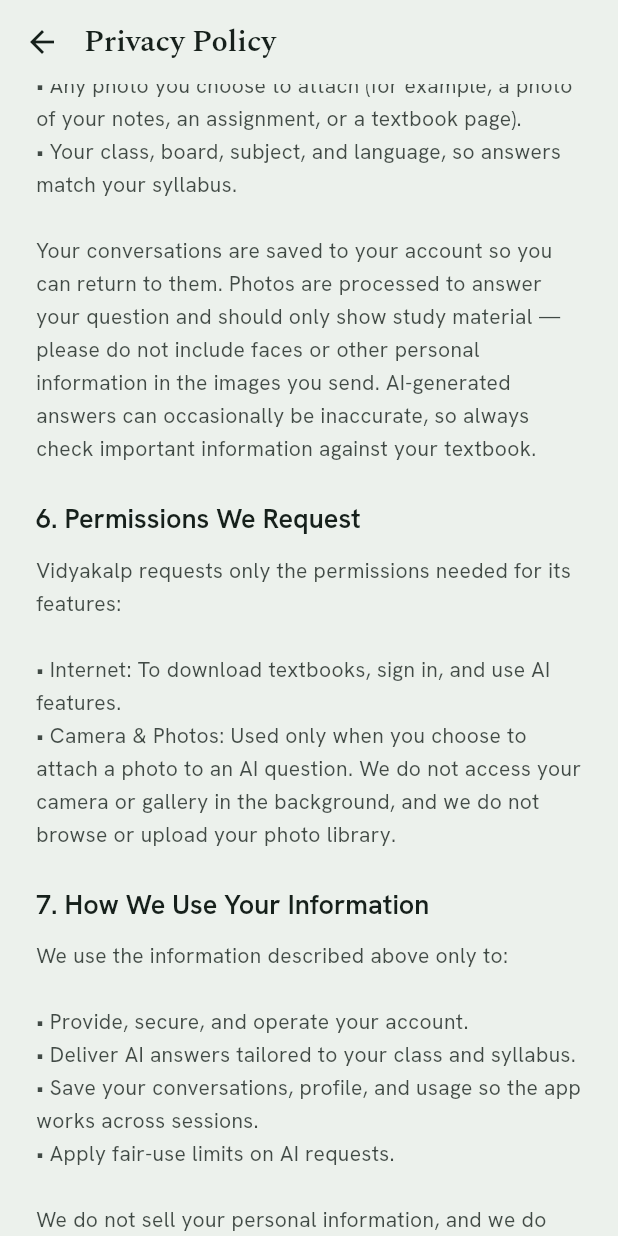
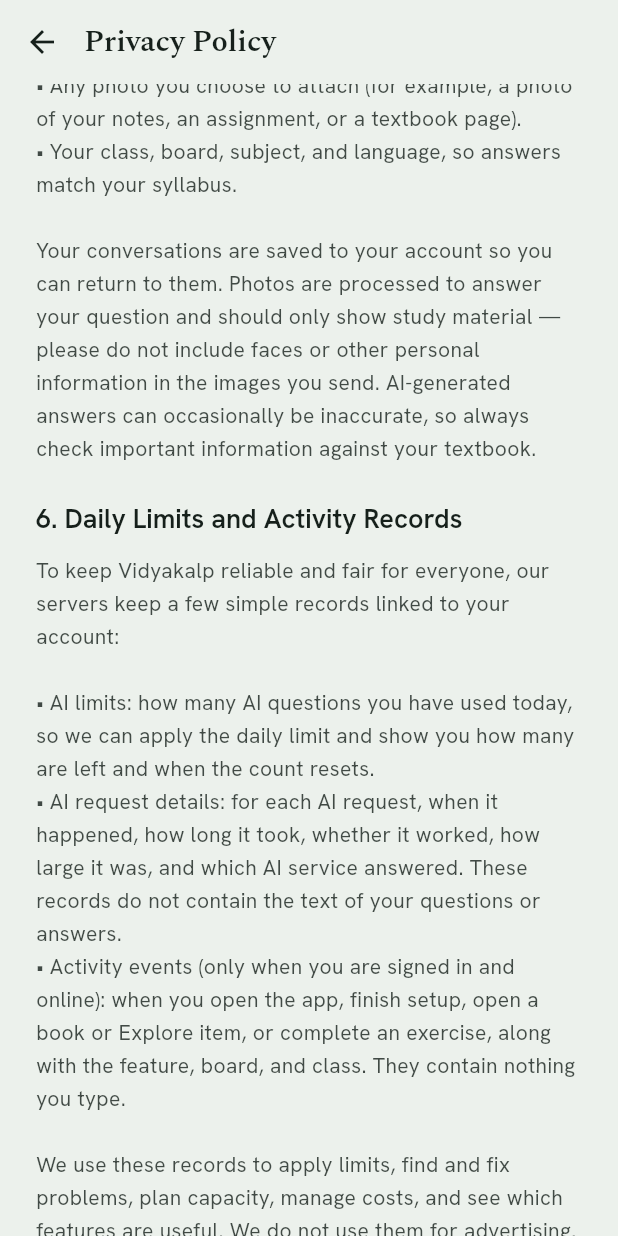
Before and after one commit to rudra273/vidyalaya, a Flutter app: the PrivacyPolicyScreen screen opened by its route, scrolled down 1728 dp, on a phone screen of 412 x 824 dp. Run offline on Flutter 3.47's test engine with Material 3 defaults, Android fonts, the phone set to English and light mode, and no system bars; our stand-ins replace file_picker, firebase_auth, firebase_core, firebase_crashlytics, flutter_markdown, flutter_riverpod and 12 more; missing offline and left inert: flutter_math_fork, flutter_pdfview, in_app_update, markdown; accounts and stored records are empty.

Commit message:
1.2.0: new version, updated privacy policy
Bump to 1.2.0+8. Privacy policy (effective October 17, 2026) now covers
daily limits and activity records, Plus requests, Firebase Crashlytics crash
reports, the AI model providers and the removed advertising ID. Rename the
proguard header comment to Vidyakalp.

Co-Authored-By: Claude Sonnet 5.5 <noreply@anthropic.com>

```diff
--- a/lib/app/app_info.dart
+++ b/lib/app/app_info.dart
@@ -1,3 +1,3 @@
 /// Version shown to students in Settings and About. Keep in step with the
 /// `version:` line in pubspec.yaml (a test checks this).
-const kAppVersionName = '1.1.1';
+const kAppVersionName = '1.2.0';
--- a/lib/screens/profile/privacy_policy_screen.dart
+++ b/lib/screens/profile/privacy_policy_screen.dart
@@ -32,7 +32,7 @@ class PrivacyPolicyScreen extends StatelessWidget {
             ),
             const SizedBox(height: 8),
             Text(
-              'Effective Date: June 17, 2026',
+              'Effective Date: October 17, 2026',
               style: theme.textTheme.bodySmall?.copyWith(
                 color: cs.onSurface.withValues(alpha: 0.6),
               ),
@@ -91,69 +91,94 @@ class PrivacyPolicyScreen extends StatelessWidget {
 
             _buildSection(
               theme,
-              title: '6. Permissions We Request',
+              title: '6. Daily Limits and Activity Records',
               content:
-                  'Vidyakalp requests only the permissions needed for its features:\n\n'
-                  '• Internet: To download textbooks, sign in, and use AI features.\n'
-                  '• Camera & Photos: Used only when you choose to attach a photo to an AI question. We do not access your camera or gallery in the background, and we do not browse or upload your photo library.',
+                  'To keep Vidyakalp reliable and fair for everyone, our servers keep a few simple records linked to your account:\n\n'
+                  '• AI limits: how many AI questions you have used today, so we can apply the daily limit and show you how many are left and when the count resets.\n'
+                  '• AI request details: for each AI request, when it happened, how long it took, whether it worked, how large it was, and which AI service answered. These records do not contain the text of your questions or answers.\n'
+                  '• Activity events (only when you are signed in and online): when you open the app, finish setup, open a book or Explore item, or complete an exercise, along with the feature, board, and class. They contain nothing you type.\n\n'
+                  'We use these records to apply limits, find and fix problems, plan capacity, manage costs, and see which features are useful. We do not use them for advertising.',
             ),
 
             _buildSection(
               theme,
-              title: '7. How We Use Your Information',
+              title: '7. Requesting Plus',
+              content:
+                  'Plus gives higher limits, and eligible students can ask for it. When you tap Request Plus (in Profile, or when you reach a daily limit), we record that you asked, which screen you asked from, when, and the outcome. You do not type anything when you ask.\n\n'
+                  'Our team reviews each request by hand. If it is approved, your account shows Plus until its end date. If it is declined, you can ask again after 30 days. We may keep a short internal note with each decision.',
+            ),
+
+            _buildSection(
+              theme,
+              title: '8. Permissions We Request',
+              content:
+                  'Vidyakalp requests only the permissions needed for its features:\n\n'
+                  '• Internet: To download textbooks, sign in, and use AI features.\n'
+                  '• Camera & Photos: Used only when you choose to attach a photo to an AI question. We do not access your camera or gallery in the background, and we do not browse or upload your photo library.\n\n'
+                  'The app does not request or use the Android advertising ID.',
+            ),
+
+            _buildSection(
+              theme,
+              title: '9. How We Use Your Information',
               content:
                   'We use the information described above only to:\n\n'
                   '• Provide, secure, and operate your account.\n'
                   '• Deliver AI answers tailored to your class and syllabus.\n'
                   '• Save your conversations, profile, and usage so the app works across sessions.\n'
-                  '• Apply fair-use limits on AI requests.\n\n'
+                  '• Apply fair-use limits on AI requests and show you how many questions are left.\n'
+                  '• Review requests for Plus.\n'
+                  '• Find and fix crashes, keep the service reliable, and manage its running costs.\n\n'
                   'We do not sell your personal information, and we do not use it for advertising. The app contains no third-party ads.',
             ),
 
             _buildSection(
               theme,
-              title: '8. Third-Party Services',
+              title: '10. Third-Party Services',
               content:
                   'We rely on a small number of trusted service providers to operate Vidyakalp:\n\n'
-                  '• Google / Firebase: for sign-in and authentication.\n'
-                  '• Our AI backend and AI model provider: to process and answer your questions.\n\n'
+                  '• Google / Firebase: for sign-in and authentication, and Firebase Crashlytics for crash reports (see section 11).\n'
+                  '• AI model providers: Google (Gemini) and, for accounts with Plus, OpenRouter, which passes the request on to an AI model. They receive your question (with earlier messages from the same conversation where needed), any photo you attach, and your class, board, subject, and language, only to produce an answer.\n'
+                  '• Our own servers: which store your account, profile, conversations, and the records described above.\n\n'
                   'These providers process data only to deliver these services on our behalf and are subject to their own privacy and security commitments. We do not integrate advertising networks or data brokers.',
             ),
 
             _buildSection(
               theme,
-              title: '9. Cookies and Tracking Technologies',
+              title: '11. Cookies, Tracking and Crash Reports',
               content:
-                  'Vidyakalp is a native mobile application and does not use cookies, web beacons, or third-party advertising or analytics trackers to follow you across apps or websites. The app is ad-free.',
+                  'Vidyakalp is a native mobile application and does not use cookies, web beacons, or advertising trackers to follow you across apps or websites. The app is ad-free, and we do not use Google Analytics or any other third-party analytics service.\n\n'
+                  'To find and fix crashes, released versions of the app use Firebase Crashlytics, a Google service. When the app crashes, it sends a report with technical details: the error and where it happened in the app, your phone model, Android version, app version, and a random installation identifier created by Firebase. We do not attach your name, email address, account identifier, or anything you have typed, and crash reports are not linked to your account.',
             ),
 
             _buildSection(
               theme,
-              title: '10. Children\'s Privacy',
+              title: '12. Children\'s Privacy',
               content:
                   'Vidyakalp is intended for school students, and some users may be under the age of 13. We collect only the limited information needed to provide the service, as described above. Because signing in and AI features involve collecting personal information (such as name and email), we ask that a parent or guardian set up and supervise the use of these features for younger children, and provide consent where required by law (including COPPA and applicable Indian data protection rules).\n\nIf you believe a child has provided us personal information without appropriate consent, please contact us and we will delete it.',
             ),
 
             _buildSection(
               theme,
-              title: '11. Data Retention & Your Choices',
+              title: '13. Data Retention & Your Choices',
               content:
-                  'We keep your account, profile, and conversation history for as long as your account is active. You can:\n\n'
+                  'We keep your account, profile, conversation history, daily limit counts, activity records, and Plus requests for as long as your account is active. You can:\n\n'
                   '• Edit your profile details at any time from the Profile screen.\n'
                   '• Sign out to stop syncing data to your account.\n'
-                  '• Request deletion of your account and associated data at https://rosmox.com/products/vidyakalp/delete-account (also available from Settings → Delete account), or by contacting us at the email below. We delete your account and all associated data within 30 days of your request.',
+                  '• Request deletion of your account and associated data at https://rosmox.com/products/vidyakalp/delete-account (also available from Settings → Delete account), or by contacting us at the email below. We delete your account and all associated data within 30 days of your request.\n\n'
+                  'Crash reports are not linked to your account, so deleting your account does not remove them. Firebase keeps them for a limited period and then deletes them.',
             ),
 
             _buildSection(
               theme,
-              title: '12. Changes to This Policy',
+              title: '14. Changes to This Policy',
               content:
                   'As Vidyakalp evolves, we may update this Privacy Policy to reflect new features or legal requirements. When we make material changes, we will update the effective date above. You are advised to review this page periodically.',
             ),
 
             _buildSection(
               theme,
-              title: '13. Contact Us',
+              title: '15. Contact Us',
               content:
                   'If you have any questions, requests, or suggestions about this Privacy Policy or your data, please contact the developer team at rosmoxx@gmail.com.',
             ),
--- a/pubspec.yaml
+++ b/pubspec.yaml
@@ -1,7 +1,7 @@
 name: vidyalaya
 description: "Vidyakalp. A book reading app for Indian school students."
 publish_to: 'none'
-version: 1.1.1+7
+version: 1.2.0+8
 
 environment:
   sdk: ^3.11.5
```
Also changed, not shown: 1 other file.
